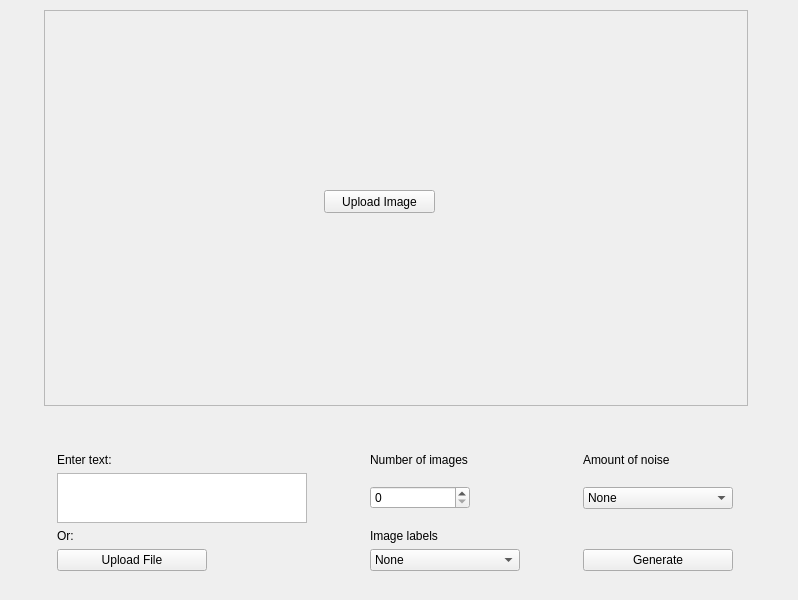
This is StegApp/mainwindow.ui in TaylorB315/StegTool as Qt 5 draws it before an edit. The edited form follows.
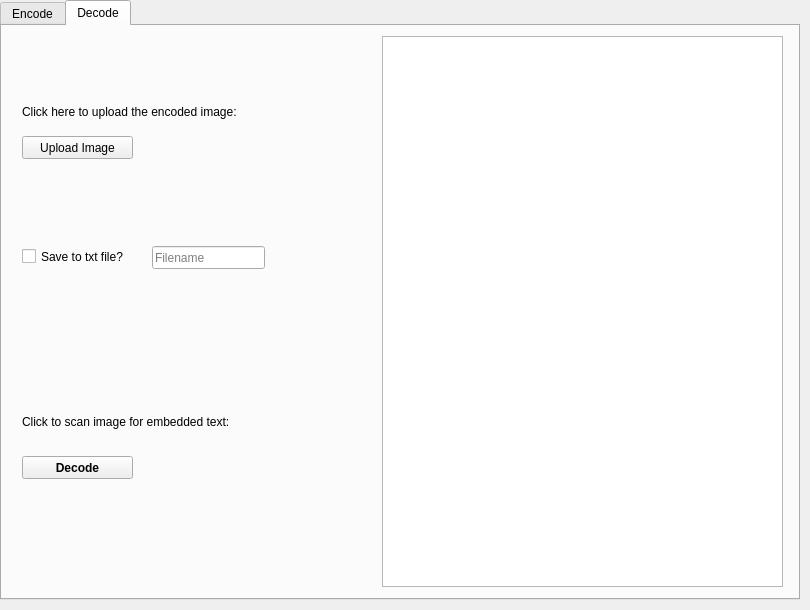
This is the edited form. The open tabs and pages were chosen to show the change.

Commit message: Added decoded tab layout to UI

What changed in the file:
```diff
--- a/StegApp/mainwindow.ui
+++ b/StegApp/mainwindow.ui
@@ -6,8 +6,8 @@
    <rect>
     <x>0</x>
     <y>0</y>
-    <width>798</width>
-    <height>600</height>
+    <width>810</width>
+    <height>610</height>
    </rect>
   </property>
   <property name="sizePolicy">
@@ -24,48 +24,44 @@
   </property>
   <property name="maximumSize">
    <size>
-    <width>798</width>
-    <height>600</height>
+    <width>810</width>
+    <height>610</height>
    </size>
   </property>
   <property name="windowTitle">
    <string>MainWindow</string>
   </property>
   <widget class="QWidget" name="centralwidget">
+   <widget class="QTabWidget" name="tabWidget">
+    <property name="geometry">
+     <rect>
+      <x>0</x>
+      <y>0</y>
+      <width>800</width>
+      <height>600</height>
+     </rect>
+    </property>
+    <property name="currentIndex">
+     <number>0</number>
+    </property>
+    <widget class="QWidget" name="tab_7">
+     <attribute name="title">
+      <string>Encode</string>
+     </attribute>
    <widget class="QWidget" name="gridLayoutWidget">
     <property name="geometry">
      <rect>
       <x>0</x>
-      <y>10</y>
+        <y>0</y>
       <width>791</width>
       <height>561</height>
      </rect>
     </property>
     <layout class="QGridLayout" name="gridLayout_2">
      <item row="2" column="0" colspan="3">
-      <layout class="QGridLayout" name="gridLayout_3">
-       <item row="3" column="0">
-        <widget class="QLabel" name="label_3">
-         <property name="text">
-          <string>Or:</string>
-         </property>
-        </widget>
-       </item>
-       <item row="4" column="0">
-        <widget class="QPushButton" name="pushButton_3">
-         <property name="maximumSize">
-          <size>
-           <width>150</width>
-           <height>16777215</height>
-          </size>
-         </property>
-         <property name="text">
-          <string>Upload File</string>
-         </property>
-        </widget>
-       </item>
+        <layout class="QGridLayout" name="gridLayout_7">
        <item row="1" column="1">
-        <widget class="QLabel" name="label_4">
+          <widget class="QLabel" name="label_12">
          <property name="minimumSize">
           <size>
            <width>150</width>
@@ -80,81 +76,24 @@
          </property>
         </widget>
        </item>
-       <item row="4" column="2">
-        <widget class="QPushButton" name="pushButton_2">
-         <property name="text">
-          <string>Generate</string>
-         </property>
-        </widget>
-       </item>
-       <item row="2" column="2">
-        <widget class="QComboBox" name="comboBox_2">
+         <item row="4" column="0">
+          <widget class="QPushButton" name="TextUploadbtn">
          <property name="maximumSize">
           <size>
            <width>150</width>
            <height>16777215</height>
           </size>
          </property>
-         <item>
           <property name="text">
-           <string>None</string>
-          </property>
-         </item>
-         <item>
-          <property name="text">
-           <string>Minor</string>
-          </property>
-         </item>
-         <item>
-          <property name="text">
-           <string>Moderate</string>
-          </property>
-         </item>
-         <item>
-          <property name="text">
-           <string>Major</string>
-          </property>
-         </item>
-        </widget>
-       </item>
-       <item row="1" column="2">
-        <widget class="QLabel" name="label_2">
-         <property name="text">
-          <string>Amount of noise</string>
-         </property>
-        </widget>
-       </item>
-       <item row="2" column="0">
-        <widget class="QTextEdit" name="textEdit">
-         <property name="maximumSize">
-          <size>
-           <width>250</width>
-           <height>50</height>
-          </size>
-         </property>
-        </widget>
-       </item>
-       <item row="4" column="1">
-        <widget class="QComboBox" name="comboBox">
-         <item>
-          <property name="text">
-           <string>None</string>
-          </property>
-         </item>
-         <item>
-          <property name="text">
-           <string>Incremental</string>
-          </property>
-         </item>
-         <item>
-          <property name="text">
-           <string>Unique ID</string>
-          </property>
-         </item>
+            <string>Upload File</string>
+           </property>
+           <property name="flat">
+            <bool>false</bool>
+           </property>
         </widget>
        </item>
        <item row="2" column="1">
-        <widget class="QSpinBox" name="spinBox">
+          <widget class="QSpinBox" name="spinBox_3">
          <property name="maximumSize">
           <size>
            <width>100</width>
@@ -170,14 +109,14 @@
         </widget>
        </item>
        <item row="3" column="1">
-        <widget class="QLabel" name="label_5">
+          <widget class="QLabel" name="label_14">
          <property name="text">
           <string>Image labels</string>
          </property>
         </widget>
        </item>
        <item row="1" column="0">
-        <widget class="QLabel" name="label">
+          <widget class="QLabel" name="label_15">
          <property name="text">
           <string>Enter text:</string>
          </property>
@@ -215,28 +154,123 @@
        <property name="frameShadow">
         <enum>QFrame::Raised</enum>
        </property>
-       <widget class="QPushButton" name="pushButton">
-        <property name="geometry">
-         <rect>
-          <x>280</x>
-          <y>180</y>
-          <width>111</width>
-          <height>23</height>
-         </rect>
-        </property>
-        <property name="text">
-         <string>Upload Image</string>
-        </property>
-       </widget>
       </widget>
      </item>
     </layout>
    </widget>
   </widget>
-  <widget class="QStatusBar" name="statusbar">
-   <property name="sizeGripEnabled">
+    <widget class="QWidget" name="tab_8">
+     <attribute name="title">
+      <string>Decode</string>
+     </attribute>
+     <widget class="QTextEdit" name="textEdit_4">
+      <property name="geometry">
+       <rect>
+        <x>380</x>
+        <y>10</y>
+        <width>401</width>
+        <height>551</height>
+       </rect>
+      </property>
+      <property name="html">
+       <string>&lt;!DOCTYPE HTML PUBLIC &quot;-//W3C//DTD HTML 4.0//EN&quot; &quot;http://www.w3.org/TR/REC-html40/strict.dtd&quot;&gt;
+&lt;html&gt;&lt;head&gt;&lt;meta name=&quot;qrichtext&quot; content=&quot;1&quot; /&gt;&lt;style type=&quot;text/css&quot;&gt;
+p, li { white-space: pre-wrap; }
+&lt;/style&gt;&lt;/head&gt;&lt;body style=&quot; font-family:'Sans Serif'; font-size:9pt; font-weight:400; font-style:normal;&quot;&gt;
+&lt;p style=&quot;-qt-paragraph-type:empty; margin-top:0px; margin-bottom:0px; margin-left:0px; margin-right:0px; -qt-block-indent:0; text-indent:0px;&quot;&gt;&lt;br /&gt;&lt;/p&gt;&lt;/body&gt;&lt;/html&gt;</string>
+      </property>
+     </widget>
+     <widget class="QPushButton" name="pushButton_10">
+      <property name="geometry">
+       <rect>
+        <x>20</x>
+        <y>110</y>
+        <width>111</width>
+        <height>23</height>
+       </rect>
+      </property>
+      <property name="text">
+       <string>Upload Image</string>
+      </property>
+     </widget>
+     <widget class="QLabel" name="label_16">
+      <property name="geometry">
+       <rect>
+        <x>20</x>
+        <y>75</y>
+        <width>261</width>
+        <height>21</height>
+       </rect>
+      </property>
+      <property name="text">
+       <string>Click here to upload the encoded image:</string>
+      </property>
+     </widget>
+     <widget class="QCheckBox" name="checkBox">
+      <property name="geometry">
+       <rect>
+        <x>20</x>
+        <y>220</y>
+        <width>121</width>
+        <height>21</height>
+       </rect>
+      </property>
+      <property name="text">
+       <string>Save to txt file?</string>
+      </property>
+     </widget>
+     <widget class="QLineEdit" name="lineEdit">
+      <property name="geometry">
+       <rect>
+        <x>150</x>
+        <y>220</y>
+        <width>113</width>
+        <height>23</height>
+       </rect>
+      </property>
+      <property name="placeholderText">
+       <string>Filename</string>
+      </property>
+      <property name="clearButtonEnabled">
     <bool>false</bool>
    </property>
+     </widget>
+     <widget class="QPushButton" name="pushButton_11">
+      <property name="geometry">
+       <rect>
+        <x>20</x>
+        <y>430</y>
+        <width>111</width>
+        <height>23</height>
+       </rect>
+      </property>
+      <property name="font">
+       <font>
+        <weight>75</weight>
+        <bold>true</bold>
+        <strikeout>false</strikeout>
+        <kerning>true</kerning>
+       </font>
+      </property>
+      <property name="text">
+       <string>Decode</string>
+      </property>
+     </widget>
+     <widget class="QLabel" name="label_17">
+      <property name="geometry">
+       <rect>
+        <x>20</x>
+        <y>385</y>
+        <width>251</width>
+        <height>21</height>
+       </rect>
+      </property>
+      <property name="text">
+       <string>Click to scan image for embedded text:</string>
+      </property>
+     </widget>
+    </widget>
+   </widget>
   </widget>
  </widget>
  <resources/>
```
Left out of the diff: 105 changed lines with no effect on the pictures. Lines whose indentation alone changed are shown as unchanged. The commit also changes 1 other file.
